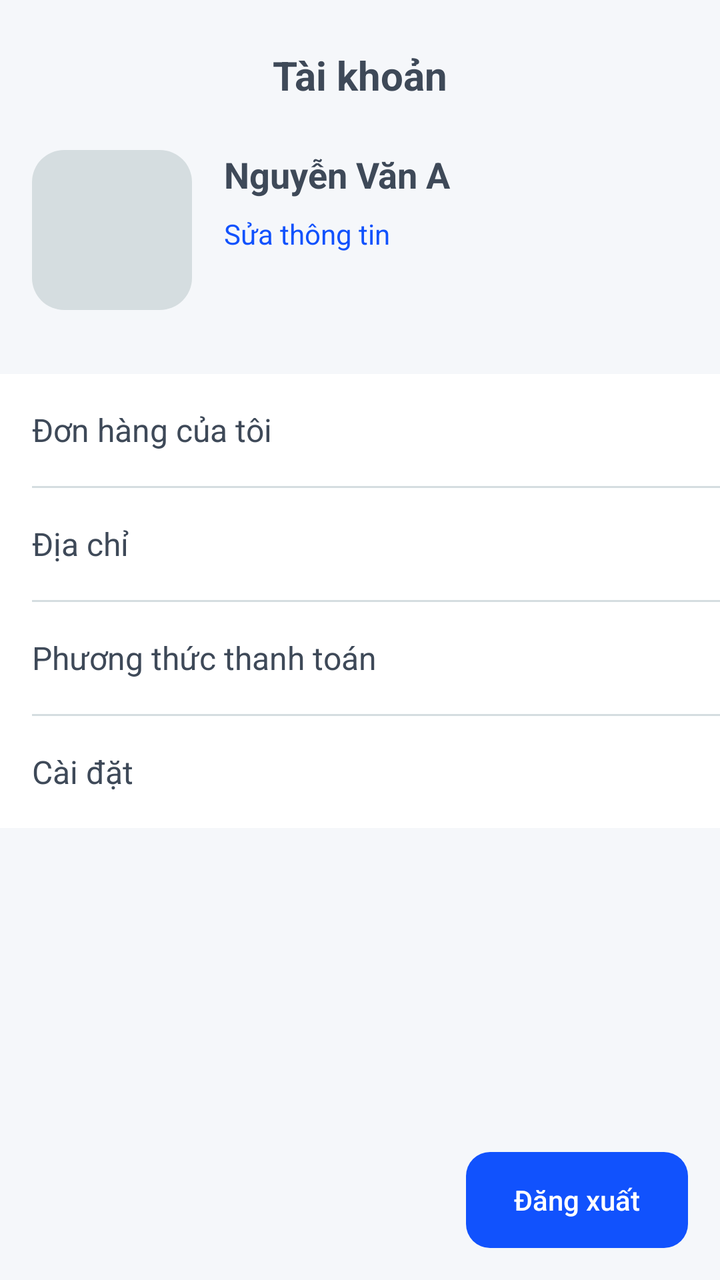
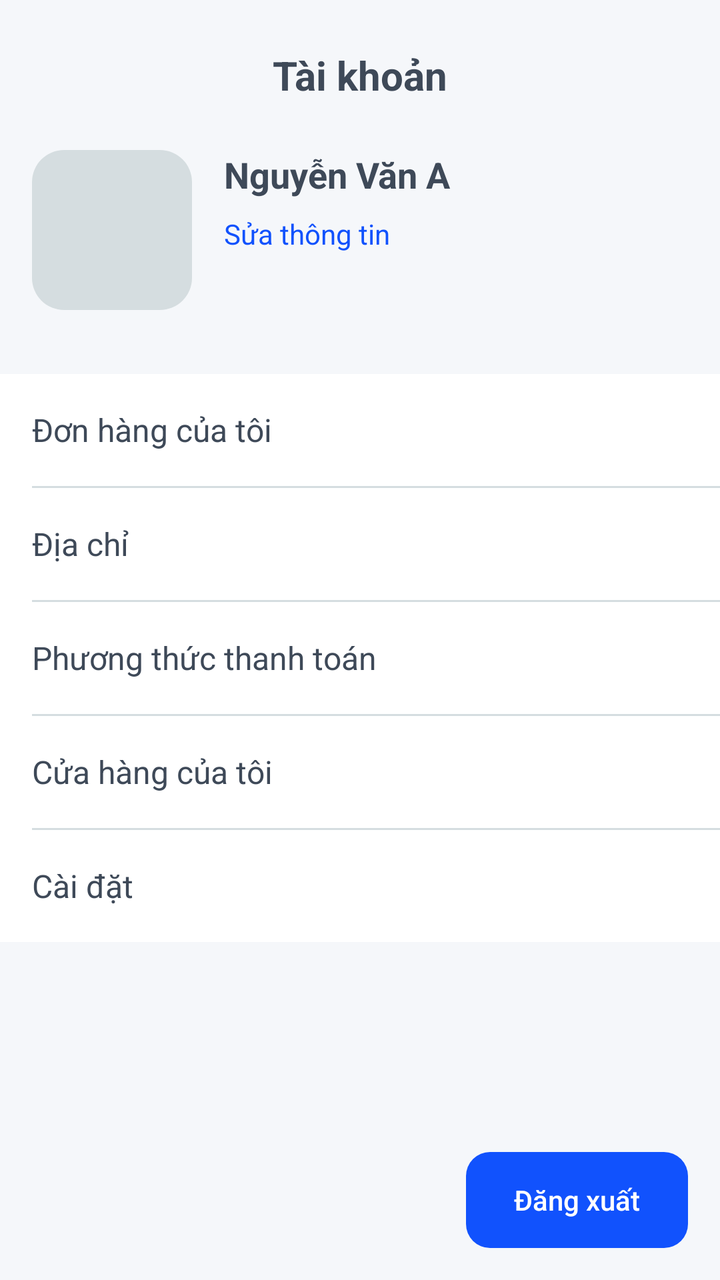

Compare the two renders of this Android layout. The source of the first and the diff that turns it into the second are given below.
<!-- AndroidManifest.xml: application theme Theme.NT118R12 -->
<!-- res/layout/fragment_account.xml -->
<?xml version="1.0" encoding="utf-8"?>
<androidx.constraintlayout.widget.ConstraintLayout xmlns:android="http://schemas.android.com/apk/res/android"
    xmlns:app="http://schemas.android.com/apk/res-auto"
    android:layout_width="match_parent"
    android:layout_height="match_parent"
    android:background="@color/bg_gray_light">

    <TextView
        android:id="@+id/tv_title"
        android:layout_width="wrap_content"
        android:layout_height="wrap_content"
        android:layout_marginTop="24dp"
        android:text="Tài khoản"
        android:textSize="20sp"
        android:textStyle="bold"
        android:textColor="@color/text_primary"
        app:layout_constraintTop_toTopOf="parent"
        app:layout_constraintStart_toStartOf="parent"
        app:layout_constraintEnd_toEndOf="parent" />

    <androidx.cardview.widget.CardView
        android:id="@+id/cv_avatar"
        android:layout_width="80dp"
        android:layout_height="80dp"
        android:layout_marginStart="16dp"
        android:layout_marginTop="24dp"
        app:cardCornerRadius="16dp"
        app:cardElevation="0dp"
        app:layout_constraintTop_toBottomOf="@id/tv_title"
        app:layout_constraintStart_toStartOf="parent">

        <ImageView
            android:id="@+id/iv_avatar"
            android:layout_width="match_parent"
            android:layout_height="match_parent"
            android:background="@color/border"
            android:scaleType="centerCrop" />
    </androidx.cardview.widget.CardView>

    <TextView
        android:id="@+id/tv_name"
        android:layout_width="0dp"
        android:layout_height="wrap_content"
        android:layout_marginStart="16dp"
        android:layout_marginEnd="16dp"
        android:text="Nguyễn Văn A"
        android:textColor="@color/text_primary"
        android:textSize="18sp"
        android:textStyle="bold"
        app:layout_constraintTop_toTopOf="@id/cv_avatar"
        app:layout_constraintStart_toEndOf="@id/cv_avatar"
        app:layout_constraintEnd_toEndOf="parent" />

    <TextView
        android:id="@+id/btn_edit_profile"
        android:layout_width="wrap_content"
        android:layout_height="wrap_content"
        android:layout_marginTop="8dp"
        android:text="Sửa thông tin"
        android:textColor="@color/primary"
        android:textSize="14sp"
        app:layout_constraintTop_toBottomOf="@id/tv_name"
        app:layout_constraintStart_toStartOf="@id/tv_name" />

    <LinearLayout
        android:id="@+id/ll_menu"
        android:layout_width="0dp"
        android:layout_height="wrap_content"
        android:layout_marginTop="32dp"
        android:orientation="vertical"
        android:background="@color/white"
        app:layout_constraintTop_toBottomOf="@id/cv_avatar"
        app:layout_constraintStart_toStartOf="parent"
        app:layout_constraintEnd_toEndOf="parent">

        <TextView
            android:id="@+id/menu_orders"
            android:layout_width="match_parent"
            android:layout_height="56dp"
            android:gravity="center_vertical"
            android:paddingHorizontal="16dp"
            android:text="Đơn hàng của tôi"
            android:textColor="@color/text_primary"
            android:textSize="16sp" />

        <View
            android:layout_width="match_parent"
            android:layout_height="1dp"
            android:layout_marginStart="16dp"
            android:background="@color/border" />

        <TextView
            android:id="@+id/menu_address"
            android:layout_width="match_parent"
            android:layout_height="56dp"
            android:gravity="center_vertical"
            android:paddingHorizontal="16dp"
            android:text="Địa chỉ"
            android:textColor="@color/text_primary"
            android:textSize="16sp" />

        <View
            android:layout_width="match_parent"
            android:layout_height="1dp"
            android:layout_marginStart="16dp"
            android:background="@color/border" />

        <TextView
            android:id="@+id/menu_payment"
            android:layout_width="match_parent"
            android:layout_height="56dp"
            android:gravity="center_vertical"
            android:paddingHorizontal="16dp"
            android:text="Phương thức thanh toán"
            android:textColor="@color/text_primary"
            android:textSize="16sp" />

        <View
            android:layout_width="match_parent"
            android:layout_height="1dp"
            android:layout_marginStart="16dp"
            android:background="@color/border" />

        <TextView
            android:id="@+id/menu_settings"
            android:layout_width="match_parent"
            android:layout_height="56dp"
            android:gravity="center_vertical"
            android:paddingHorizontal="16dp"
            android:text="Cài đặt"
            android:textColor="@color/text_primary"
            android:textSize="16sp" />
    </LinearLayout>

    <androidx.appcompat.widget.AppCompatButton
        android:id="@+id/btn_logout"
        android:layout_width="wrap_content"
        android:layout_height="48dp"
        android:layout_marginEnd="16dp"
        android:layout_marginBottom="16dp"
        android:background="@drawable/bg_btn_primary"
        android:text="Đăng xuất"
        android:textAllCaps="false"
        android:textColor="@color/white"
        android:paddingHorizontal="24dp"
        android:stateListAnimator="@null"
        app:layout_constraintBottom_toBottomOf="parent"
        app:layout_constraintEnd_toEndOf="parent" />

</androidx.constraintlayout.widget.ConstraintLayout>
<!-- resources referenced by this layout -->
<resources>
  <color name="bg_gray_light">#F5F7FA</color>
  <color name="border">#D5DDE0</color>
  <color name="primary">#1152FD</color>
  <color name="text_primary">#3E4958</color>
  <color name="white">#FFFFFFFF</color>
  <!-- drawable bg_btn_primary (drawable) -->
  <?xml version="1.0" encoding="utf-8"?>
  <shape xmlns:android="http://schemas.android.com/apk/res/android">
      <solid android:color="@color/primary" />
      <corners android:radius="12dp" />
  </shape>
  <style name="Theme.NT118R12" parent="Theme.MaterialComponents.Light.NoActionBar.Bridge" />
</resources>

<!-- the commit's change to res/layout/fragment_account.xml (unified diff, before → after) -->
@@ -120,6 +120,21 @@
             android:layout_height="1dp"
             android:layout_marginStart="16dp"
             android:background="@color/border" />
+        <TextView
+            android:id="@+id/menu_my_shop"
+            android:layout_width="match_parent"
+            android:layout_height="56dp"
+            android:gravity="center_vertical"
+            android:paddingHorizontal="16dp"
+            android:text="Cửa hàng của tôi"
+            android:textColor="@color/text_primary"
+            android:textSize="16sp" />
+
+        <View
+            android:layout_width="match_parent"
+            android:layout_height="1dp"
+            android:layout_marginStart="16dp"
+            android:background="@color/border" />
 
         <TextView
             android:id="@+id/menu_settings"
